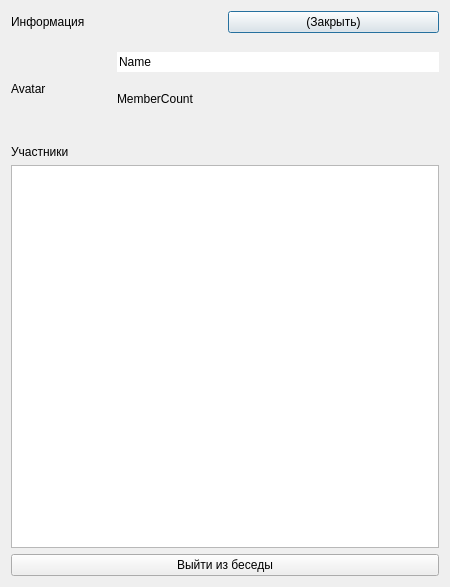
Old version of the form ui/chatdialog.ui in the repository Korostast/chat-database-project.
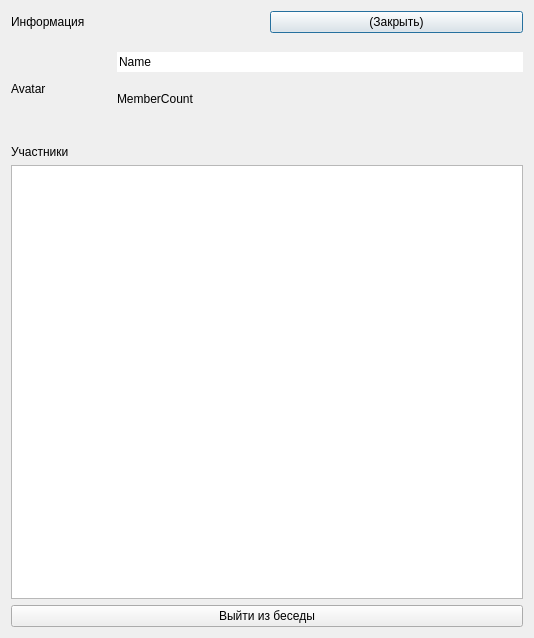
New version of the form. Custom widgets are drawn as their Qt base class.

What changed in the file:
```diff
--- a/ui/chatdialog.ui
+++ b/ui/chatdialog.ui
@@ -6,8 +6,8 @@
    <rect>
     <x>0</x>
     <y>0</y>
-    <width>450</width>
-    <height>587</height>
+    <width>534</width>
+    <height>638</height>
    </rect>
   </property>
   <property name="windowTitle">
```
